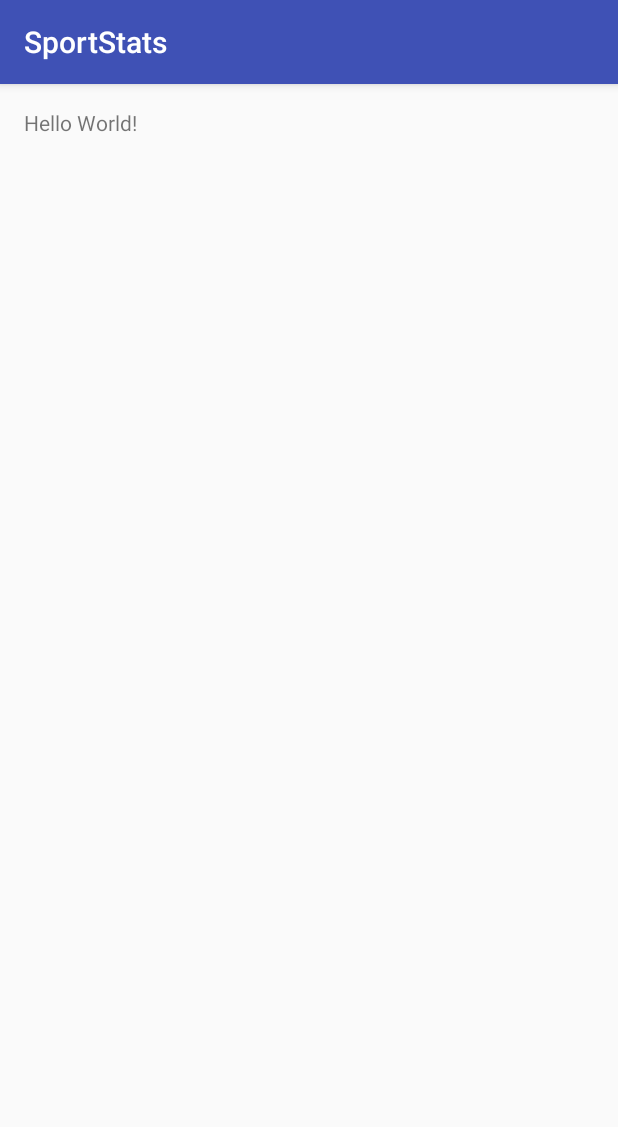
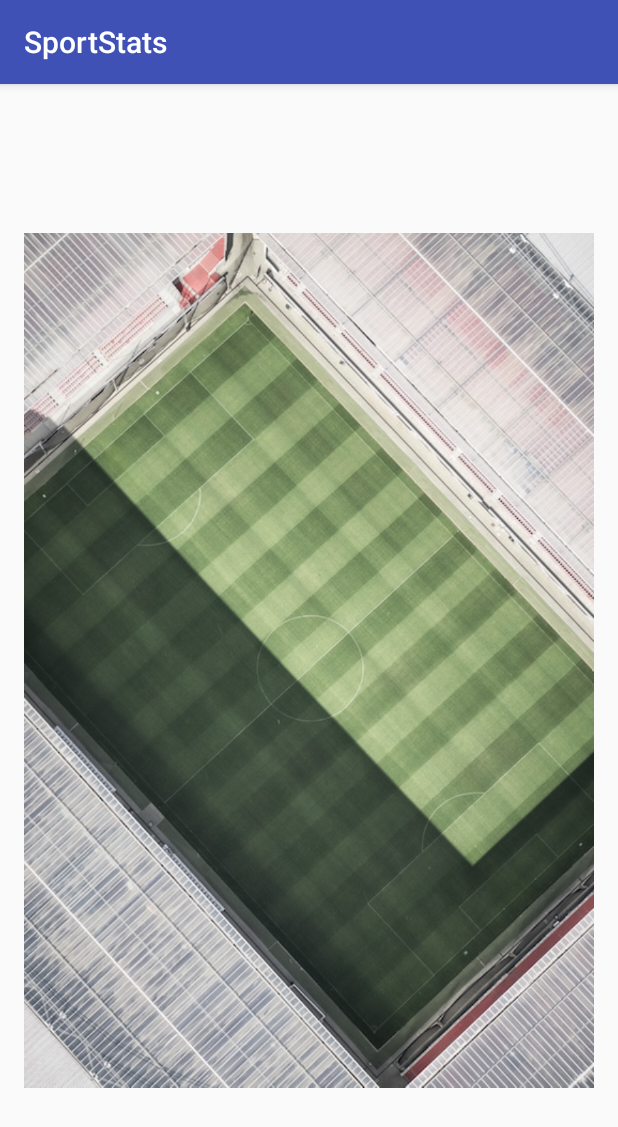
Before and after one commit to inthra/w2Fri-ReStock, an Android app: the screen it shows after launch (MainActivity), on a phone screen of 412 x 824 dp. Shown: the top 1127 px of the screen. Run offline under Robolectric (Android 15) with nearby library versions, the phone set to English and light mode, and no system bars.

Commit message:
Add home background image.

```diff
--- a/app/src/main/res/layout/activity_main.xml
+++ b/app/src/main/res/layout/activity_main.xml
@@ -9,8 +9,11 @@
     android:paddingTop="@dimen/activity_vertical_margin"
     tools:context="com.epicodus.sportstats.MainActivity">
 
-    <TextView
+    <ImageView
         android:layout_width="wrap_content"
         android:layout_height="wrap_content"
-        android:text="Hello World!" />
+        android:id="@+id/homeImage"
+        android:src="@drawable/home"
+        android:layout_alignParentStart="true" />
+
 </RelativeLayout>
```
Also changed, not shown: app/src/main/res/drawable/home.jpeg (added).
